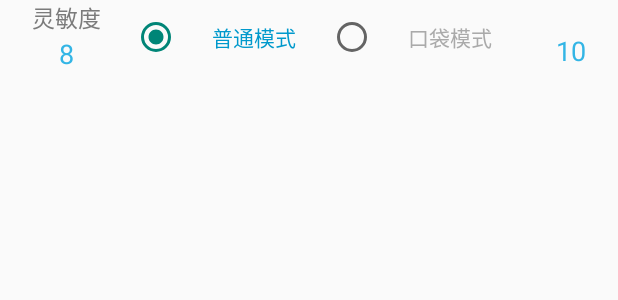
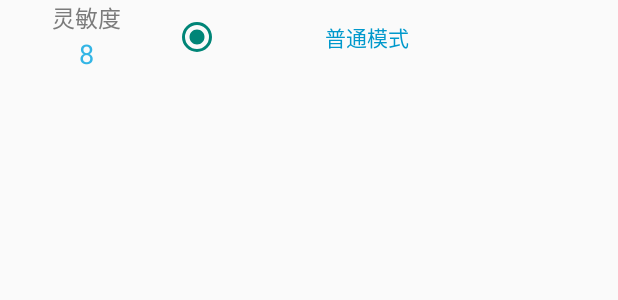
Before and after one commit to XuanFu1002/Calori, an Android app: the layout step_mode.xml on its own in the app's theme, with its tools: preview values and no code run, on a phone screen of 412 x 824 dp. Shown: the top 300 px of the screen. Run offline under Robolectric (Android 15) with nearby library versions, the phone set to English and light mode, and no system bars.

Commit message:
adjust ui

```diff
--- a/app/src/main/res/layout/main_bottom.xml
+++ b/app/src/main/res/layout/main_bottom.xml
@@ -33,10 +33,10 @@
             android:id="@+id/id_tv_step"
             android:layout_width="wrap_content"
             android:layout_height="wrap_content"
+            android:clickable="true"
             android:text="@string/main_step"
-            android:textSize="20sp"
             android:textColor="#008000"
-            android:clickable="true"/>
+            android:textSize="20sp" />
     </LinearLayout>
 
 </LinearLayout>
--- a/app/src/main/res/layout/step_mode.xml
+++ b/app/src/main/res/layout/step_mode.xml
@@ -54,15 +54,6 @@
                 android:text="@string/step_mode_step_normal"
                 android:textColor="@drawable/step_mode_btn" />
 
-            <RadioButton
-                android:id="@+id/step_pocket"
-                android:layout_width="wrap_content"
-                android:layout_height="match_parent"
-                android:layout_gravity="center"
-                android:layout_weight="1"
-                android:gravity="center"
-                android:text="@string/step_mode_step_pocket"
-                android:textColor="@drawable/step_mode_btn" />
         </RadioGroup>
     </LinearLayout>
 
@@ -80,14 +71,6 @@
             android:textColor="#7B7B7B"
             android:textSize="15sp" />
 
-        <TextView
-            android:id="@+id/tv_lightive"
-            android:layout_width="match_parent"
-            android:layout_height="wrap_content"
-            android:gravity="center"
-            android:text="@string/step_mode_tv_lightive"
-            android:textColor="@android:color/holo_blue_light"
-            android:textSize="18sp" />
     </LinearLayout>
 
 </LinearLayout>
```
Also changed, not shown: app/src/main/res/layout/tab_fragment_map.xml (+4 -4 lines).
